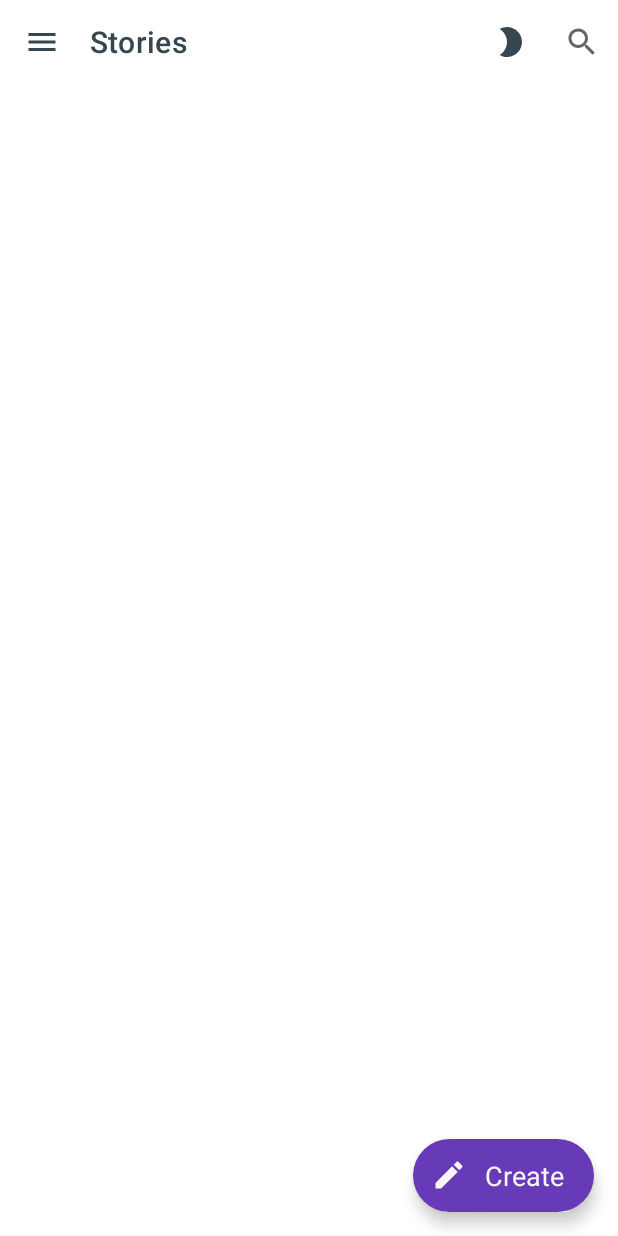
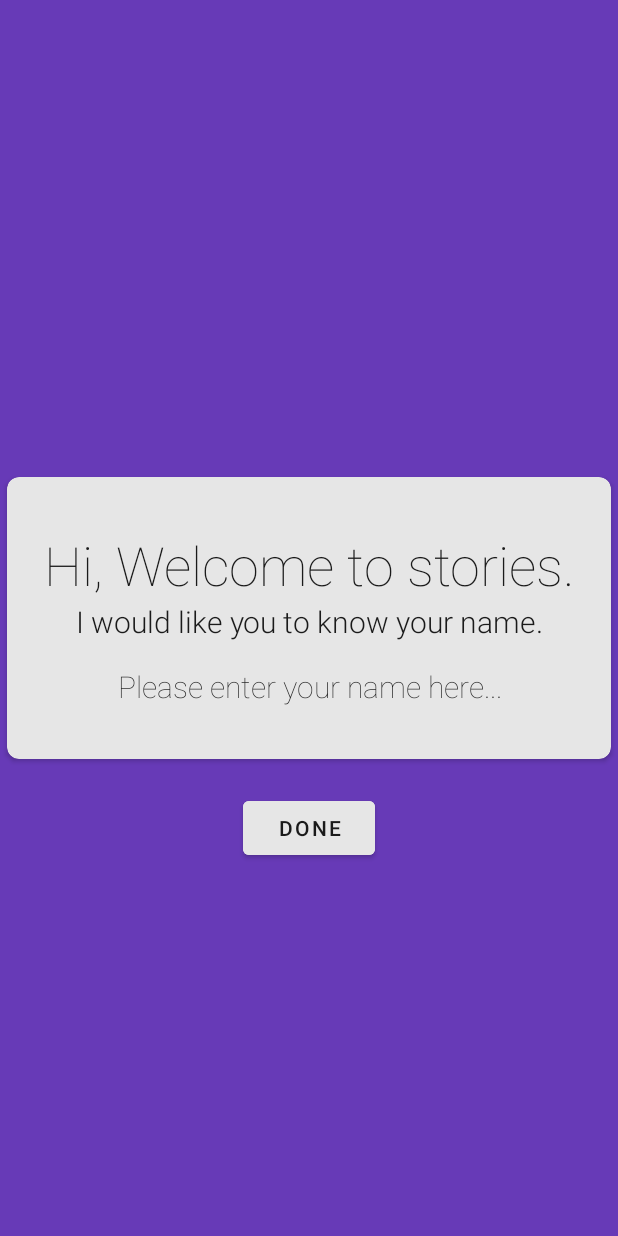
Before and after one commit to Esarve/Stories, an Android app: the screen it shows after launch (MainActivity before the commit, WizardActivity after it), on a phone screen of 412 x 824 dp. Run offline under Robolectric (Android 15) with nearby library versions, the phone set to English and light mode, and no system bars; libraries missing offline, so code that uses them is left out: io.realm, it.xabaras.android; 9 statements that could not run were skipped.

Commit message:
Added a wizard for first time startup to set a name

```diff
--- a/app/build.gradle
+++ b/app/build.gradle
@@ -14,7 +14,7 @@ android {
 
         testInstrumentationRunner "androidx.test.runner.AndroidJUnitRunner"
         ndk {
-            abiFilters "arm64-v8a", "armeabi-v7a", "AArch64"
+            abiFilters "arm64-v8a", "armeabi-v7a", "x86"
         }
     }
 
--- a/app/src/main/AndroidManifest.xml
+++ b/app/src/main/AndroidManifest.xml
@@ -9,6 +9,9 @@
         android:roundIcon="@mipmap/ic_launcher_round"
         android:supportsRtl="true"
         android:theme="@style/AppTheme">
+        <activity android:name=".Activities.WizardActivity"
+            android:windowSoftInputMode="adjustResize|stateHidden">
+        </activity>
         <activity
             android:name=".Activities.WriteActivity"
             android:windowSoftInputMode="adjustResize">
--- a/app/src/main/java/com/sourav/story/Activities/MainActivity.java
+++ b/app/src/main/java/com/sourav/story/Activities/MainActivity.java
@@ -54,6 +54,9 @@ public class MainActivity extends AppCompatActivity implements OnRVClickListner,
 
     @Override
     protected void onCreate(Bundle savedInstanceState) {
+        if (tools.getFromSharedPref(this, Tools.PREFTYPE_NAME, Tools.USERNAME) == null){
+            openSetupWizard();
+        }
         super.onCreate(savedInstanceState);
         setContentView(R.layout.activity_main);
         initRealm();
@@ -61,6 +64,10 @@ public class MainActivity extends AppCompatActivity implements OnRVClickListner,
         initView();
         initData();
         initRecyclerView();
+    }
+
+    private void openSetupWizard() {
+        startActivity(new Intent(MainActivity.this, WizardActivity.class));
     }
 
     private void initData() {
@@ -105,7 +112,7 @@ public class MainActivity extends AppCompatActivity implements OnRVClickListner,
     private void initRecyclerView() {
         recyclerView = findViewById(R.id.recyclerView);
         newAdapter = new NewAdapter(this, story);
-        headerAdapter = new HeaderAdapter("Hi Sourav", realmResults.size(), this);
+        headerAdapter = new HeaderAdapter(tools.getFromSharedPref(this,Tools.PREFTYPE_NAME, Tools.USERNAME), realmResults.size(), this);
         MergeAdapter mergeAdapter = new MergeAdapter(headerAdapter, newAdapter);
         recyclerView.setAdapter(mergeAdapter);
         recyclerView.setLayoutManager(new LinearLayoutManager(this));
--- /dev/null
+++ b/app/src/main/java/com/sourav/story/Activities/WizardActivity.java
@@ -0,0 +1,70 @@
+package com.sourav.story.Activities;
+
+import android.os.Bundle;
+import android.view.View;
+import android.view.Window;
+import android.view.WindowManager;
+import android.widget.Button;
+import android.widget.EditText;
+
+import androidx.appcompat.app.AppCompatActivity;
+
+import com.sourav.story.R;
+import com.sourav.story.Stuffs.Tools;
+
+public class WizardActivity extends AppCompatActivity {
+    private EditText editText;
+    private Button done;
+    private String name;
+    private Tools tools = new Tools();
+
+
+    @Override
+    protected void onCreate(Bundle savedInstanceState) {
+        super.onCreate(savedInstanceState);
+        Window w = getWindow();
+        w.setFlags(WindowManager.LayoutParams.FLAG_FULLSCREEN,
+                WindowManager.LayoutParams.FLAG_FULLSCREEN);
+        setContentView(R.layout.activity_wizard);
+        View decorView = getWindow().getDecorView();
+        int uiOptions = View.SYSTEM_UI_FLAG_HIDE_NAVIGATION
+                | View.SYSTEM_UI_FLAG_FULLSCREEN;
+        decorView.setSystemUiVisibility(uiOptions);
+
+        initToolbar();
+
+        editText = findViewById(R.id.etName);
+        done = findViewById(R.id.btnSetupDone);
+        done.setOnClickListener(v -> {
+            if (isValidName()) saveName();
+        });
+
+    }
+    @Override
+    public void onBackPressed() {
+        this.finishAffinity();
+    }
+
+    private void initToolbar() {
+        tools.setSystemBarColor(this, R.color.colorAccentLight);
+        tools.setSystemBarLight(this);
+        tools.setNavigationBarColor(getWindow().getDecorView(),this, R.color.colorAccentLight,true);
+    }
+
+    private void saveName() {
+        tools.saveToSharedPref(this, Tools.PREFTYPE_NAME, Tools.USERNAME, name);
+        finish();
+    }
+
+    private boolean isValidName() {
+        boolean result = false;
+        name = editText.getText().toString();
+        if (name.matches(".*\\d.*")){
+            new Tools().errorToast(this,"Please enter a valid name");;
+        }else {
+            name = editText.getText().toString();
+            result = true;
+        }
+        return result;
+    }
+}
--- a/app/src/main/java/com/sourav/story/Adapters/HeaderAdapter.java
+++ b/app/src/main/java/com/sourav/story/Adapters/HeaderAdapter.java
@@ -32,7 +32,8 @@ public class HeaderAdapter extends RecyclerView.Adapter<HeaderAdapter.ViewHolder
     @Override
     public void onBindViewHolder(@NonNull ViewHolder viewHolder, final int i) {
         String headerText = "You currently have " + count + " entries";
-        viewHolder.name.setText(headerName);
+        String displayName = "Hi "+ headerName;
+        viewHolder.name.setText(displayName);
         viewHolder.body.setText(headerText);
     }
 
--- a/app/src/main/java/com/sourav/story/Stuffs/Tools.java
+++ b/app/src/main/java/com/sourav/story/Stuffs/Tools.java
@@ -2,6 +2,7 @@ package com.sourav.story.Stuffs;
 
 import android.app.Activity;
 import android.content.Context;
+import android.content.SharedPreferences;
 import android.graphics.drawable.Drawable;
 import android.os.Build;
 import android.view.LayoutInflater;
@@ -42,6 +43,10 @@ public class Tools {
     public static final String DATE_FORMAT = "MMMM dd";
     public static final String DATEWITHDAY_FORMAT = "MMMM dd, EEEE";
     public static final String WEEKDAY_FORMAT = "EEEE";
+
+    public static final String USERNAME = "name";
+    public static final String PREFTYPE_NAME = "namepref";
+
 
     private static Tools instance;
 
@@ -133,4 +138,17 @@ public class Tools {
         }
         return "";
     }
+
+    public void saveToSharedPref(Context context, String prefType, String key, String value){
+        SharedPreferences sharedPreferences = context.getSharedPreferences(prefType, Context.MODE_PRIVATE);
+        SharedPreferences.Editor editor = sharedPreferences.edit();
+        editor.putString(key, value);
+        editor.apply();
+    }
+
+    public String getFromSharedPref(Context context, String prefType, String key){
+        SharedPreferences sharedPreferences = context.getSharedPreferences(prefType, Context.MODE_PRIVATE);
+        return sharedPreferences.getString(key, null);
+    }
+
 }
--- /dev/null
+++ b/app/src/main/res/layout/activity_wizard.xml
@@ -0,0 +1,76 @@
+<?xml version="1.0" encoding="utf-8"?>
+<RelativeLayout xmlns:android="http://schemas.android.com/apk/res/android"
+    xmlns:app="http://schemas.android.com/apk/res-auto"
+    xmlns:tools="http://schemas.android.com/tools"
+    android:layout_width="match_parent"
+    android:layout_height="match_parent"
+    android:background="@color/colorAccentLight"
+    android:fitsSystemWindows="true"
+    tools:context=".Activities.WizardActivity">
+
+
+    <androidx.cardview.widget.CardView
+        android:id="@+id/prompt"
+        android:layout_width="match_parent"
+        android:layout_height="200dp"
+        android:layout_centerVertical="true"
+        app:cardBackgroundColor="@color/grey_10"
+        app:cardCornerRadius="8dp"
+        app:cardElevation="2dp"
+        app:cardUseCompatPadding="true">
+        <LinearLayout
+            android:layout_width="match_parent"
+            android:layout_height="match_parent"
+            android:gravity="center_vertical"
+            android:orientation="vertical"
+            android:paddingStart="8dp"
+            android:paddingEnd="8dp">
+
+            <TextView
+                android:id="@+id/headerName"
+                android:layout_width="match_parent"
+                android:layout_height="wrap_content"
+                android:fontFamily="sans-serif-thin"
+                android:gravity="center"
+                android:text="Hi, Welcome to stories."
+                android:textColor="@color/grey_1000"
+                android:textSize="36sp" />
+
+            <TextView
+                android:id="@+id/headerText"
+                android:layout_width="match_parent"
+                android:layout_height="wrap_content"
+                android:fontFamily="sans-serif-light"
+                android:gravity="center"
+                android:text="I would like you to know your name."
+                android:textColor="@color/grey_1000"
+                android:textSize="20sp"/>
+
+            <EditText
+                android:id="@+id/etName"
+                android:layout_width="match_parent"
+                android:layout_height="wrap_content"
+                android:layout_marginTop="16dp"
+                android:background="@null"
+                android:fontFamily="sans-serif-thin"
+                android:gravity="center"
+                android:hint="Please enter your name here..."
+                android:textColor="@color/grey_1000"
+                android:textColorHint="@color/grey_1000"
+                android:textSize="20sp"/>
+        </LinearLayout>
+    </androidx.cardview.widget.CardView>
+
+    <Button
+        android:id="@+id/btnSetupDone"
+        android:layout_width="wrap_content"
+        android:layout_height="wrap_content"
+        android:layout_below="@+id/prompt"
+        android:layout_centerHorizontal="true"
+        android:layout_marginTop="16dp"
+        android:backgroundTint="@color/grey_10"
+        android:gravity="center"
+        android:text="Done"
+        android:textColor="@color/grey_1000"/>
+
+</RelativeLayout>
```
Also changed, not shown: 1 other file.
